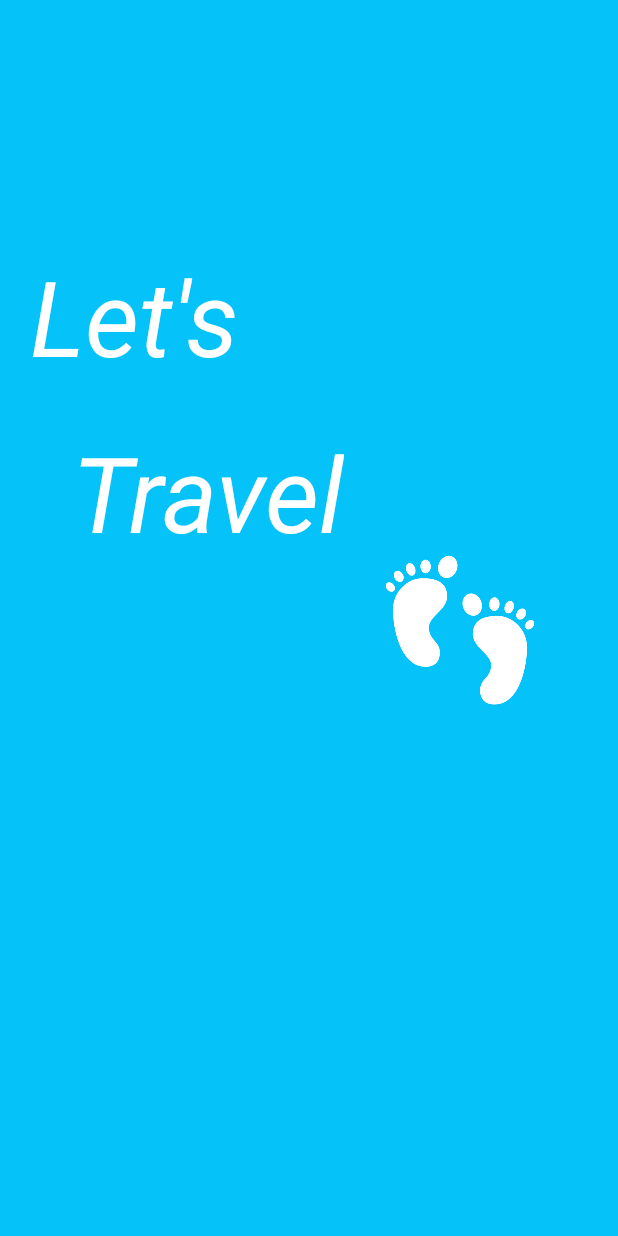
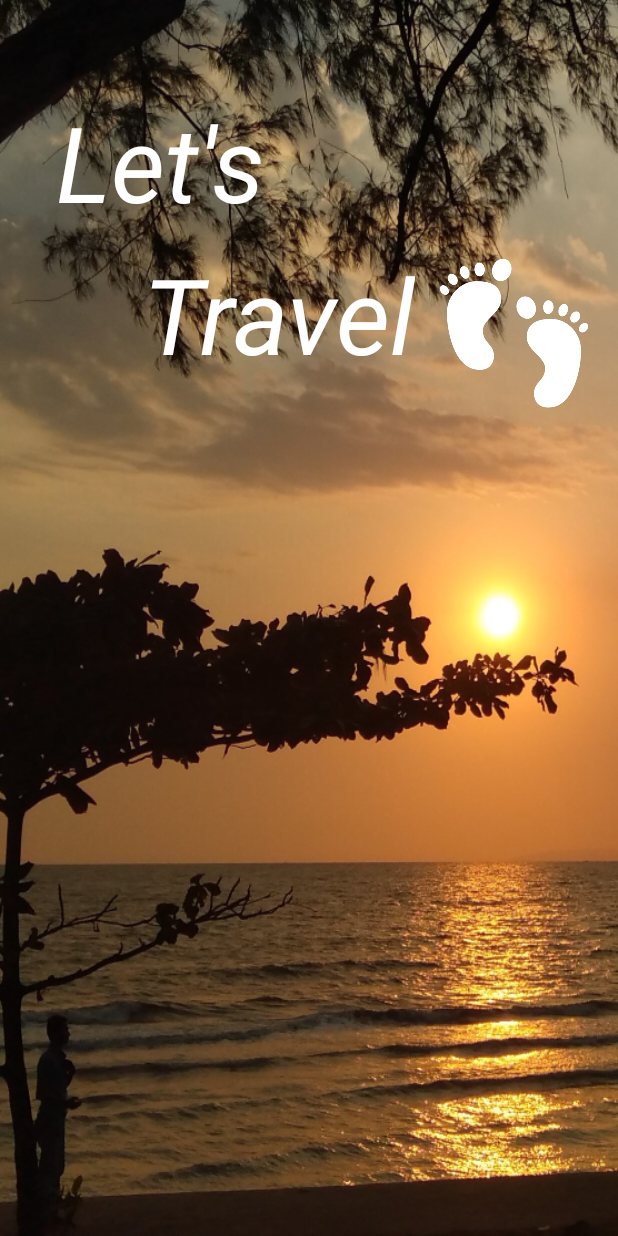
Before and after one commit to legendaryteamdev/let-s-travel, an Android app: the layout activity_splash.xml on its own in the app's theme, with its tools: preview values and no code run, on a phone screen of 412 x 824 dp. Run offline under Robolectric (Android 15) with nearby library versions, the phone set to English and light mode, and no system bars.

```diff
--- a/app/src/main/java/com/example/lets_travel/ProvinceDetailActivity.kt
+++ b/app/src/main/java/com/example/lets_travel/ProvinceDetailActivity.kt
@@ -23,7 +23,6 @@ class ProvinceDetailActivity : AppCompatActivity() {
         setContentView(R.layout.activity_province_detail)
 
         province_name_txt.text = intent.getStringExtra(PROVINCE_NAME)
-
         getRecyclerView()
     }
 
--- a/app/src/main/res/layout/activity_province_detail.xml
+++ b/app/src/main/res/layout/activity_province_detail.xml
@@ -12,7 +12,8 @@
             app:layout_constraintTop_toTopOf="parent"
             app:layout_constraintStart_toStartOf="parent"
             app:layout_constraintEnd_toEndOf="parent"
-            android:id="@+id/province_img"/>
+            android:id="@+id/province_img" android:layout_marginBottom="8dp"
+            app:layout_constraintBottom_toTopOf="@+id/province_name_txt"/>
 
     <TextView android:layout_width="wrap_content"
               android:layout_height="wrap_content"
--- a/app/src/main/res/layout/activity_splash.xml
+++ b/app/src/main/res/layout/activity_splash.xml
@@ -1,10 +1,10 @@
 <?xml version="1.0" encoding="utf-8"?>
-<RelativeLayout xmlns:android="http://schemas.android.com/apk/res/android"
-                xmlns:tools="http://schemas.android.com/tools"
+<android.support.constraint.ConstraintLayout xmlns:android="http://schemas.android.com/apk/res/android"
+                                             xmlns:app="http://schemas.android.com/apk/res-auto" xmlns:tools="http://schemas.android.com/tools"
                 android:id="@+id/activity_splash"
                 android:layout_height="match_parent"
                 android:layout_width="match_parent"
-                android:background="@color/colorPrimary"
+                android:background="@drawable/splash_screen"
                 >
 
     <TextView
@@ -14,14 +14,16 @@
             android:layout_alignParentTop="true"
             android:layout_alignParentBottom="true"
             android:layout_gravity="center"
-            android:layout_marginTop="164dp"
-            android:layout_marginBottom="485dp"
             android:text="Let's"
             android:textAlignment="center"
-            android:layout_marginLeft="20dp"
             android:textColor="@color/white"
             android:textSize="70sp"
-            android:textStyle="italic"/>
+            android:textStyle="italic" android:layout_marginTop="8dp"
+            app:layout_constraintTop_toTopOf="parent" android:layout_marginStart="8dp"
+            app:layout_constraintStart_toStartOf="parent" android:layout_marginEnd="8dp"
+            app:layout_constraintEnd_toEndOf="parent" android:layout_marginBottom="8dp"
+            app:layout_constraintBottom_toBottomOf="parent" app:layout_constraintHorizontal_bias="0.114"
+            app:layout_constraintVertical_bias="0.075"/>
 
     <TextView
             android:id="@+id/text2"
@@ -29,25 +31,29 @@
             android:layout_height="wrap_content"
             android:layout_alignParentStart="true"
             android:layout_alignParentLeft="true"
-            android:layout_alignParentTop="true"
             android:layout_alignParentBottom="true"
-            android:layout_marginStart="48dp"
-            android:layout_marginLeft="48dp"
-            android:layout_marginTop="281dp"
-            android:layout_marginBottom="368dp"
             android:text="Travel"
             android:textColor="@color/white"
             android:textSize="70sp"
-            android:textStyle="italic" />
+            android:textStyle="italic" android:layout_below="@+id/text"
+            android:layout_marginTop="8dp"
+            app:layout_constraintTop_toBottomOf="@+id/text" android:layout_marginStart="8dp"
+            app:layout_constraintStart_toStartOf="parent" android:layout_marginEnd="8dp"
+            app:layout_constraintEnd_toEndOf="parent" android:layout_marginBottom="8dp"
+            app:layout_constraintBottom_toBottomOf="parent" app:layout_constraintHorizontal_bias="0.406"
+            app:layout_constraintVertical_bias="0.0"/>
 
     <ImageView
             android:layout_width="100dp"
             android:layout_height="100dp"
             android:layout_alignParentRight="true"
             android:layout_alignParentBottom="true"
-            android:layout_marginRight="55dp"
-            android:layout_marginBottom="354dp"
-            android:src="@drawable/babyfeet" />
+            android:src="@drawable/babyfeet"
+            app:layout_constraintStart_toEndOf="@+id/text2" android:layout_marginStart="16dp"
+            app:layout_constraintEnd_toEndOf="parent" android:layout_marginEnd="8dp"
+            app:layout_constraintHorizontal_bias="0.0" android:layout_marginTop="8dp"
+            app:layout_constraintTop_toTopOf="parent" android:layout_marginBottom="8dp"
+            app:layout_constraintBottom_toBottomOf="parent" app:layout_constraintVertical_bias="0.232"/>
 
 
-</RelativeLayout>
+</android.support.constraint.ConstraintLayout>
--- a/app/src/main/res/layout/activity_detail_province.xml
+++ b/app/src/main/res/layout/activity_visiting_place_detail.xml
@@ -6,7 +6,7 @@
                                              android:layout_width="match_parent"
                                              android:layout_height="match_parent"
                                              android:fitsSystemWindows="true"
-                                             tools:context=".DetailProvince">
+                                             tools:context=".VisitingPlaceDetail">
 
     <ImageView
             android:layout_width="0dp"
--- a/app/src/main/res/layout/fragment_detail_province.xml
+++ b/app/src/main/res/layout/fragment_detail_province.xml
@@ -5,7 +5,7 @@
                                              android:id="@+id/constraintLayout"
                                              android:layout_width="match_parent"
                                              android:layout_height="match_parent"
-                                             tools:context=".DetailProvince$PlaceholderFragment">
+                                             tools:context=".VisitingPlaceDetail$PlaceholderFragment">
 
     <TextView
             android:id="@+id/section_label"
@@ -15,6 +15,7 @@
             android:layout_marginStart="@dimen/activity_horizontal_margin"
             android:layout_marginEnd="@dimen/activity_horizontal_margin"
             android:layout_marginTop="@dimen/activity_vertical_margin"
+            android:text="asdasd"
             android:layout_marginBottom="@dimen/activity_vertical_margin"
             tools:layout_constraintLeft_creator="1"
             app:layout_constraintLeft_toLeftOf="parent"
--- a/app/src/main/res/layout/fragment_favorite.xml
+++ b/app/src/main/res/layout/fragment_favorite.xml
@@ -5,10 +5,5 @@
              android:layout_height="match_parent"
              tools:context=".FavoriteFragment">
 
-    <!-- TODO: Update blank fragment layout -->
-    <TextView
-            android:layout_width="match_parent"
-            android:layout_height="match_parent"
-            android:text="HELLO"/>
 
 </FrameLayout>
--- a/app/src/main/res/menu/menu_detail_province.xml
+++ b/app/src/main/res/menu/menu_detail_province.xml
@@ -1,7 +1,7 @@
 <menu xmlns:android="http://schemas.android.com/apk/res/android"
       xmlns:app="http://schemas.android.com/apk/res-auto"
       xmlns:tools="http://schemas.android.com/tools"
-      tools:context="com.example.lets_travel.DetailProvince">
+      tools:context="com.example.lets_travel.VisitingPlaceDetail">
     <item android:id="@+id/action_settings"
           android:title="@string/action_settings"
           android:orderInCategory="100"
--- a/app/src/main/res/values/strings.xml
+++ b/app/src/main/res/values/strings.xml
@@ -12,7 +12,7 @@
     <string name="title_activity_near_by">Map</string>
     <string name="title_activity_detail_province">detail_province</string>
     <string name="detail_tab">Detail</string>
-    <string name="activity_tab">Activity</string>
+    <string name="activity_tab">Preparation</string>
     <string name="location_tab">Location</string>
     <string name="action_settings">Settings</string>
     <string name="section_format">Hello World from section: %1$d</string>
```
Also changed, not shown: app/src/main/AndroidManifest.xml (+8 -4 lines), app/src/main/java/adapter/ProvinceDetailAdapter.kt (+9 -2 lines), app/src/main/java/com/example/lets_travel/DetailProvince.java (deleted, +0 -140 lines), app/src/main/java/com/example/lets_travel/SplastScreenActivity.kt (added, +21 -0 lines), app/src/main/java/com/example/lets_travel/VisitingPlaceDetail.kt (added, +106 -0 lines), app/src/main/res/layout/fragment_setting.xml (+3 -5 lines).
